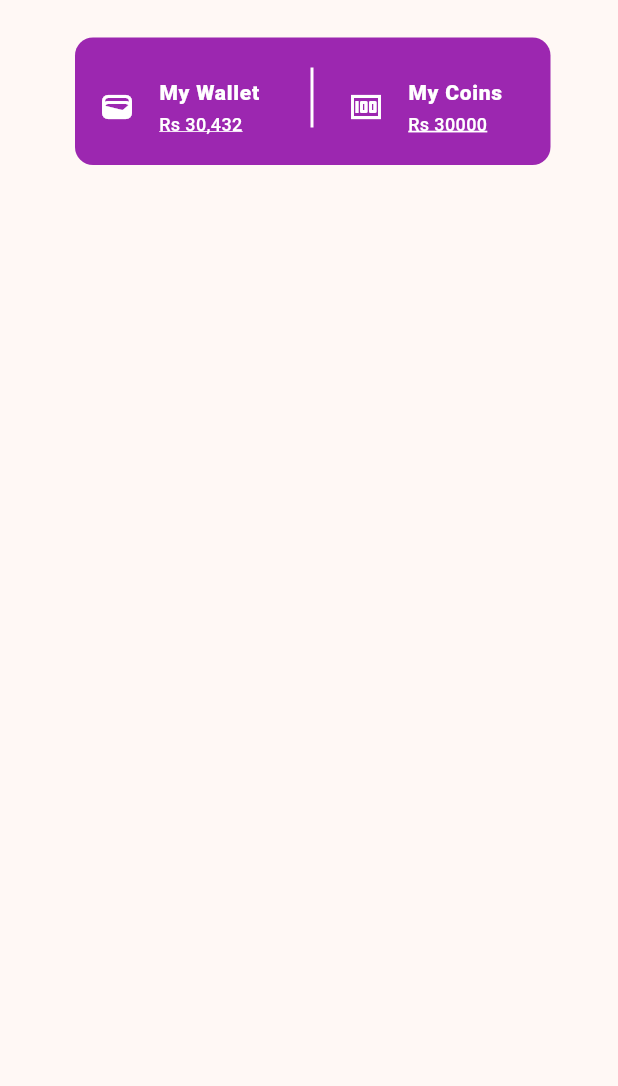
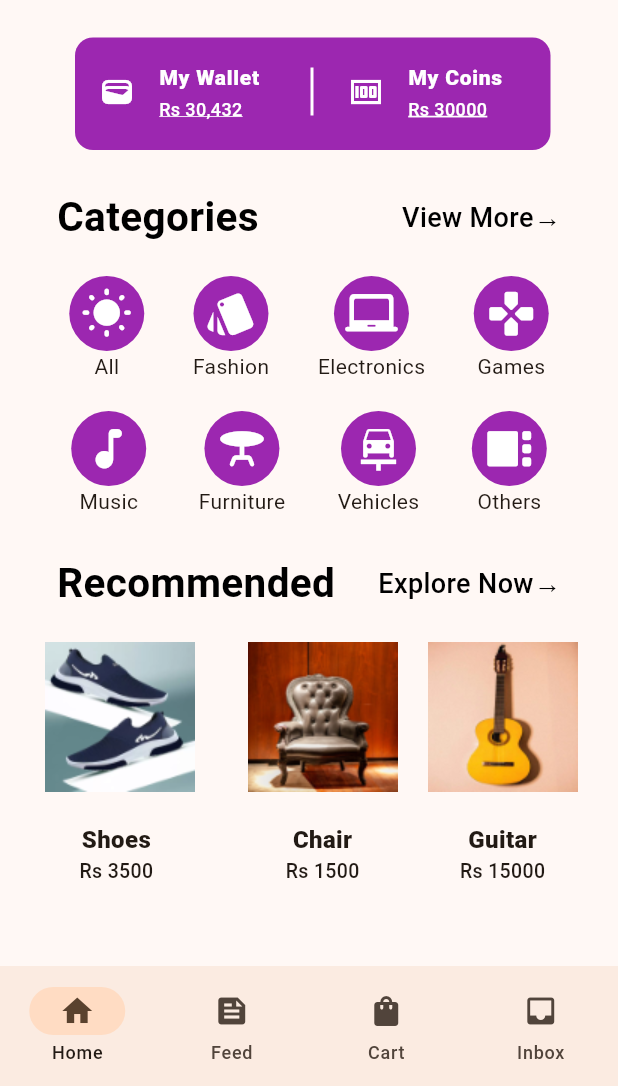
Before and after one commit to Simransingh010/Flutter-UI-E-Shop-App, a Flutter app: the screen it shows after launch, on a phone screen of 412 x 824 dp, the part 150-1236 px from its top. Run offline on Flutter 3.47's test engine with Material 3 defaults, Android fonts, the phone set to English and light mode, and no system bars.

Commit message:
commit 3

```diff
--- /dev/null
+++ b/e_shop_clone/lib/Screens/Body_new.dart
@@ -0,0 +1,406 @@
+import 'package:flutter/material.dart';
+
+class Body_New extends StatelessWidget {
+  const Body_New({
+    super.key,
+  });
+
+  @override
+  Widget build(BuildContext context) {
+    return Column(
+      children: [
+        Container(
+          width: 500,
+          padding: EdgeInsets.only(top: 0, bottom: 15, left: 0, right: 0),
+          margin: EdgeInsets.only(
+            top: 25,
+            right: 45,
+            left: 50,
+          ),
+          decoration: BoxDecoration(
+            color: Colors.purple,
+            borderRadius: BorderRadius.circular(12.0),
+          ),
+          child: IntrinsicHeight(
+            child: Row(
+              children: [
+                SizedBox(
+                  height: 60,
+                  width: 150,
+                  child: Padding(
+                    padding: const EdgeInsets.only(
+                      right: 0,
+                      left: 0,
+                      top: 0,
+                    ),
+                    child: ListTile(
+                      leading: Icon(
+                        Icons.wallet_rounded,
+                        color: Colors.white,
+                      ),
+                      title: Text(
+                        'My Wallet',
+                        style: TextStyle(
+                          fontSize: 14,
+                          color: Colors.white,
+                          fontWeight: FontWeight.w900,
+                        ),
+                      ),
+                      subtitle: Text(
+                        'Rs 30,432',
+                        style: TextStyle(
+                            color: Colors.white,
+                            fontSize: 12,
+                            decoration: TextDecoration.underline,
+                            decorationColor: Colors.white,
+                            decorationThickness: 1,
+                            fontWeight: FontWeight.w500),
+                      ),
+                    ),
+                  ),
+                ),
+                VerticalDivider(
+                  color: Colors.white,
+                  thickness: 2.0,
+                  indent: 20,
+                  endIndent: 8,
+                ),
+                SizedBox(
+                  height: 60,
+                  width: 160,
+                  child: Padding(
+                    padding: const EdgeInsets.only(
+                        left: 0, right: 0, top: 0, bottom: 10),
+                    child: ListTile(
+                      leading: Icon(
+                        Icons.money,
+                        color: Colors.white,
+                      ),
+                      title: Text(
+                        'My Coins',
+                        style: TextStyle(
+                          fontSize: 14,
+                          color: Colors.white,
+                          fontWeight: FontWeight.w900,
+                        ),
+                      ),
+                      subtitle: Text(
+                        'Rs 30000',
+                        style: TextStyle(
+                            color: Colors.white,
+                            fontSize: 12,
+                            decoration: TextDecoration.underline,
+                            decorationColor: Colors.white,
+                            decorationThickness: 2,
+                            fontWeight: FontWeight.w500),
+                      ),
+                    ),
+                  ),
+                ),
+              ],
+            ),
+          ),
+        ),
+        Padding(
+          padding: const EdgeInsets.only(
+            right: 38,
+            left: 38,
+            top: 25,
+            bottom: 0,
+          ),
+          child: Row(
+            mainAxisAlignment: MainAxisAlignment.spaceBetween,
+            children: [
+              Text(
+                "Categories",
+                style: TextStyle(
+                  fontSize: 27,
+                  color: Colors.black,
+                  fontWeight: FontWeight.w600,
+                ),
+              ),
+              Text(
+                'View More→',
+                style: TextStyle(
+                  fontSize: 18,
+                  color: Colors.black,
+                  fontWeight: FontWeight.w500,
+                ),
+              )
+            ],
+          ),
+        ),
+        Padding(
+          padding: const EdgeInsets.only(
+            top: 20,
+            left: 30,
+            right: 30,
+          ),
+          child: Row(
+            mainAxisAlignment: MainAxisAlignment.spaceAround,
+            children: [
+              Column(
+                children: [
+                  CircleAvatar(
+                    backgroundColor: Colors.purple,
+                    radius: 25,
+                    child: Icon(
+                      Icons.wb_sunny_rounded,
+                      color: Colors.white,
+                      size: 35,
+                    ),
+                  ),
+                  Text('All'),
+                ],
+              ),
+              Column(
+                children: [
+                  CircleAvatar(
+                    backgroundColor: Colors.purple,
+                    radius: 25,
+                    child: Icon(
+                      Icons.style_rounded,
+                      color: Colors.white,
+                      size: 35,
+                    ),
+                  ),
+                  Text('Fashion'),
+                ],
+              ),
+              Column(
+                children: [
+                  CircleAvatar(
+                    backgroundColor: Colors.purple,
+                    radius: 25,
+                    child: Icon(
+                      Icons.laptop_chromebook_rounded,
+                      color: Colors.white,
+                      size: 35,
+                    ),
+                  ),
+                  Text('Electronics'),
+                ],
+              ),
+              Column(
+                children: [
+                  CircleAvatar(
+                    backgroundColor: Colors.purple,
+                    radius: 25,
+                    child: Icon(
+                      Icons.gamepad_rounded,
+                      color: Colors.white,
+                      size: 35,
+                    ),
+                  ),
+                  Text('Games'),
+                ],
+              ),
+            ],
+          ),
+        ),
+        Padding(
+          padding: const EdgeInsets.only(
+            top: 20,
+            left: 30,
+            right: 30,
+          ),
+          child: Row(
+            mainAxisAlignment: MainAxisAlignment.spaceAround,
+            children: [
+              Column(
+                children: [
+                  CircleAvatar(
+                    backgroundColor: Colors.purple,
+                    radius: 25,
+                    child: Icon(
+                      Icons.music_note_rounded,
+                      color: Colors.white,
+                      size: 35,
+                    ),
+                  ),
+                  Text('Music'),
+                ],
+              ),
+              Column(
+                children: [
+                  CircleAvatar(
+                    backgroundColor: Colors.purple,
+                    radius: 25,
+                    child: Icon(
+                      Icons.table_bar_rounded,
+                      color: Colors.white,
+                      size: 35,
+                    ),
+                  ),
+                  Text('Furniture'),
+                ],
+              ),
+              Column(
+                children: [
+                  CircleAvatar(
+                    backgroundColor: Colors.purple,
+                    radius: 25,
+                    child: Icon(
+                      Icons.car_repair,
+                      color: Colors.white,
+                      size: 35,
+                    ),
+                  ),
+                  Text('Vehicles'),
+                ],
+              ),
+              Column(
+                children: [
+                  CircleAvatar(
+                    backgroundColor: Colors.purple,
+                    radius: 25,
+                    child: Icon(
+                      Icons.view_sidebar_rounded,
+                      color: Colors.white,
+                      size: 35,
+                    ),
+                  ),
+                  Text('Others'),
+                ],
+              ),
+            ],
+          ),
+        ),
+        Padding(
+          padding: const EdgeInsets.only(
+            right: 38,
+            left: 38,
+            top: 25,
+            bottom: 0,
+          ),
+          child: Row(
+            mainAxisAlignment: MainAxisAlignment.spaceBetween,
+            children: [
+              Text(
+                "Recommended",
+                style: TextStyle(
+                  fontSize: 27,
+                  color: Colors.black,
+                  fontWeight: FontWeight.w600,
+                ),
+              ),
+              Text(
+                'Explore Now→',
+                style: TextStyle(
+                  fontSize: 18,
+                  color: Colors.black,
+                  fontWeight: FontWeight.w500,
+                ),
+              ),
+            ],
+          ),
+        ),
+        SizedBox(
+          child: Row(
+            children: [
+              Column(
+                children: [
+                  Padding(
+                    padding: const EdgeInsets.only(
+                      left: 20,
+                      right: 20,
+                    ),
+                    child: Container(
+                      padding: EdgeInsets.only(
+                        left: 10,
+                        right: 5,
+                        top: 20,
+                        bottom: 20,
+                      ),
+                      child: Image.asset(
+                        'asset/Image/shoes.webp',
+                        cacheHeight: 100,
+                        cacheWidth: 100,
+                      ),
+                    ),
+                  ),
+                  Text(
+                    'Shoes',
+                    style: TextStyle(
+                      fontWeight: FontWeight.w900,
+                      fontSize: 16,
+                    ),
+                  ),
+                  Text(
+                    'Rs 3500',
+                    style: TextStyle(
+                      fontWeight: FontWeight.w500,
+                      fontSize: 13,
+                    ),
+                  ),
+                ],
+              ),
+              Column(
+                children: [
+                  Container(
+                    padding: EdgeInsets.only(
+                      left: 10,
+                      right: 10,
+                      top: 20,
+                      bottom: 20,
+                    ),
+                    child: Image.asset(
+                      'asset/Image/Chair.jpg',
+                      cacheHeight: 100,
+                      cacheWidth: 100,
+                    ),
+                  ),
+                  Text(
+                    'Chair',
+                    style: TextStyle(
+                      fontWeight: FontWeight.w900,
+                      fontSize: 16,
+                    ),
+                  ),
+                  Text(
+                    'Rs 1500',
+                    style: TextStyle(
+                      fontWeight: FontWeight.w500,
+                      fontSize: 13,
+                    ),
+                  ),
+                ],
+              ),
+              Column(
+                children: [
+                  Container(
+                    padding: EdgeInsets.only(
+                      left: 10,
+                      right: 10,
+                      top: 20,
+                      bottom: 20,
+                    ),
+                    child: Image.asset(
+                      'asset/Image/guitar.webp',
+                      cacheHeight: 100,
+                      cacheWidth: 100,
+                    ),
+                  ),
+                  Text(
+                    'Guitar',
+                    style: TextStyle(
+                      fontWeight: FontWeight.w900,
+                      fontSize: 16,
+                    ),
+                  ),
+                  Text(
+                    'Rs 15000',
+                    style: TextStyle(
+                      fontWeight: FontWeight.w500,
+                      fontSize: 13,
+                    ),
+                  ),
+                ],
+              ),
+            ],
+          ),
+        )
+      ],
+    );
+  }
+}
--- /dev/null
+++ b/e_shop_clone/lib/Screens/SearchBox.dart
@@ -0,0 +1,35 @@
+import 'package:flutter/material.dart';
+
+Widget searchBox() {
+  return Container(
+    alignment: Alignment.bottomCenter,
+    child: SizedBox(
+      height: 35,
+      width: 200,
+      child: Container(
+        padding: EdgeInsets.symmetric(horizontal: 10),
+        decoration: BoxDecoration(
+          color: Colors.white,
+          borderRadius: BorderRadius.circular(20),
+        ),
+        child: TextField(
+          decoration: InputDecoration(
+            contentPadding: EdgeInsets.all(9.0),
+            prefixIcon: Icon(
+              Icons.search,
+              color: Colors.black,
+              size: 22,
+            ),
+            prefixIconConstraints: BoxConstraints(
+              minHeight: 10,
+              minWidth: 25,
+            ),
+            border: InputBorder.none,
+            hintText: 'Search',
+            hintStyle: TextStyle(color: Colors.grey),
+          ),
+        ),
+      ),
+    ),
+  );
+}
--- a/e_shop_clone/lib/Screens/home.dart
+++ b/e_shop_clone/lib/Screens/home.dart
@@ -1,4 +1,6 @@
+import 'package:e_shop_clone/Screens/Body_new.dart';
 import 'package:e_shop_clone/Screens/Drawer.dart';
+import 'package:e_shop_clone/Screens/SearchBox.dart';
 import 'package:flutter/material.dart';
 
 class Home extends StatelessWidget {
@@ -18,7 +20,7 @@ class Home extends StatelessWidget {
             child: GestureDetector(
               onTap: () {},
               child: IconButton(
-                icon: CircleAvatar(
+                icon: const CircleAvatar(
                   radius: 25,
                   backgroundColor: Colors.transparent,
                   backgroundImage: AssetImage('asset/Image/avatar.jpeg'),
@@ -31,135 +33,24 @@ class Home extends StatelessWidget {
         ],
       ),
       drawer: const DrawerCall(),
-      body: Column(
-        children: [
-          Container(
-            width: 500,
-            padding: EdgeInsets.only(top: 0, bottom: 25, left: 0, right: 0),
-            margin: EdgeInsets.only(
-              top: 25,
-              right: 45,
-              left: 50,
-            ),
-            decoration: BoxDecoration(
-              color: Colors.purple,
-              borderRadius: BorderRadius.circular(12.0),
-            ),
-            child: IntrinsicHeight(
-              child: Row(
-                children: [
-                  SizedBox(
-                    height: 60,
-                    width: 150,
-                    child: Padding(
-                      padding: const EdgeInsets.only(
-                        right: 0,
-                        left: 0,
-                        top: 10,
-                      ),
-                      child: ListTile(
-                        leading: Icon(
-                          Icons.wallet_rounded,
-                          color: Colors.white,
-                        ),
-                        title: Text(
-                          'My Wallet',
-                          style: TextStyle(
-                            fontSize: 14,
-                            color: Colors.white,
-                            fontWeight: FontWeight.w900,
-                          ),
-                        ),
-                        subtitle: Text(
-                          'Rs 30,432',
-                          style: TextStyle(
-                              color: Colors.white,
-                              fontSize: 12,
-                              decoration: TextDecoration.underline,
-                              decorationColor: Colors.white,
-                              decorationThickness: 1,
-                              fontWeight: FontWeight.w500),
-                        ),
-                      ),
-                    ),
-                  ),
-                  VerticalDivider(
-                    color: Colors.white,
-                    thickness: 2.0,
-                    indent: 20,
-                  ),
-                  SizedBox(
-                    height: 60,
-                    width: 160,
-                    child: Padding(
-                      padding: const EdgeInsets.only(
-                          left: 0, right: 0, top: 10, bottom: 10),
-                      child: ListTile(
-                        leading: Icon(
-                          Icons.money,
-                          color: Colors.white,
-                        ),
-                        title: Text(
-                          'My Coins',
-                          style: TextStyle(
-                            fontSize: 14,
-                            color: Colors.white,
-                            fontWeight: FontWeight.w900,
-                          ),
-                        ),
-                        subtitle: Text(
-                          'Rs 30000',
-                          style: TextStyle(
-                              color: Colors.white,
-                              fontSize: 12,
-                              decoration: TextDecoration.underline,
-                              decorationColor: Colors.white,
-                              decorationThickness: 2,
-                              fontWeight: FontWeight.w500),
-                        ),
-                      ),
-                    ),
-                  ),
-                ],
-              ),
-            ),
+      body: const Body_New(),
+      bottomNavigationBar: NavigationBar(
+        destinations: [
+          NavigationDestination(
+            icon: Icon(Icons.home),
+            label: 'Home',
           ),
+          NavigationDestination(
+            icon: Icon(Icons.feed),
+            label: 'Feed',
+          ),
+          NavigationDestination(
+            icon: Icon(Icons.shopping_bag),
+            label: 'Cart',
+          ),
+          NavigationDestination(icon: Icon(Icons.inbox), label: 'Inbox')
         ],
       ),
     );
   }
 }
-
-Widget searchBox() {
-  return Container(
-    alignment: Alignment.bottomCenter,
-    child: SizedBox(
-      height: 35,
-      width: 200,
-      child: Container(
-        padding: EdgeInsets.symmetric(horizontal: 10),
-        decoration: BoxDecoration(
-          color: Colors.white,
-          borderRadius: BorderRadius.circular(20),
-        ),
-        child: TextField(
-          decoration: InputDecoration(
-            contentPadding: EdgeInsets.all(9.0),
-            prefixIcon: Icon(
-              Icons.search,
-              color: Colors.black,
-              size: 22,
-            ),
-            prefixIconConstraints: BoxConstraints(
-              minHeight: 10,
-              minWidth: 25,
-            ),
-            border: InputBorder.none,
-            hintText: 'Search',
-            hintStyle: TextStyle(color: Colors.grey),
-          ),
-        ),
-      ),
-    ),
-  );
-}
--- a/e_shop_clone/pubspec.yaml
+++ b/e_shop_clone/pubspec.yaml
@@ -61,8 +61,14 @@ flutter:
   # To add assets to your application, add an assets section, like this:
   assets:
    - asset/Image/avatar.jpeg
+   - asset/Image/p2153179.avif
+   - asset/Image/Chair.jpg
+   - asset/Image/shoes.webp
+   - asset/Image/guitar.webp
+
     # - images/a_dot_burr.jpeg
     # - images/a_dot_ham.jpeg
+
 
   # An image asset can refer to one or more resolution-specific "variants", see
   # https://flutter.dev/assets-and-images/#resolution-aware
```
Also changed, not shown: e_shop_clone/asset/Image/Chair.jpg (added), e_shop_clone/asset/Image/guitar.webp (added), e_shop_clone/asset/Image/shoes.webp (added), 1 other file.
